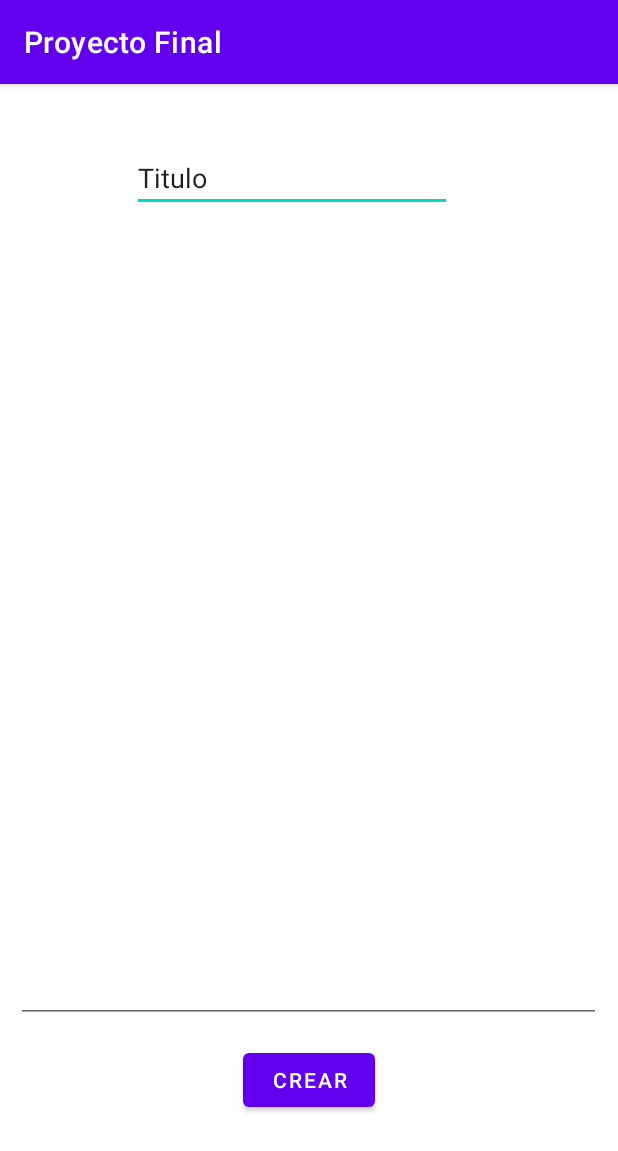
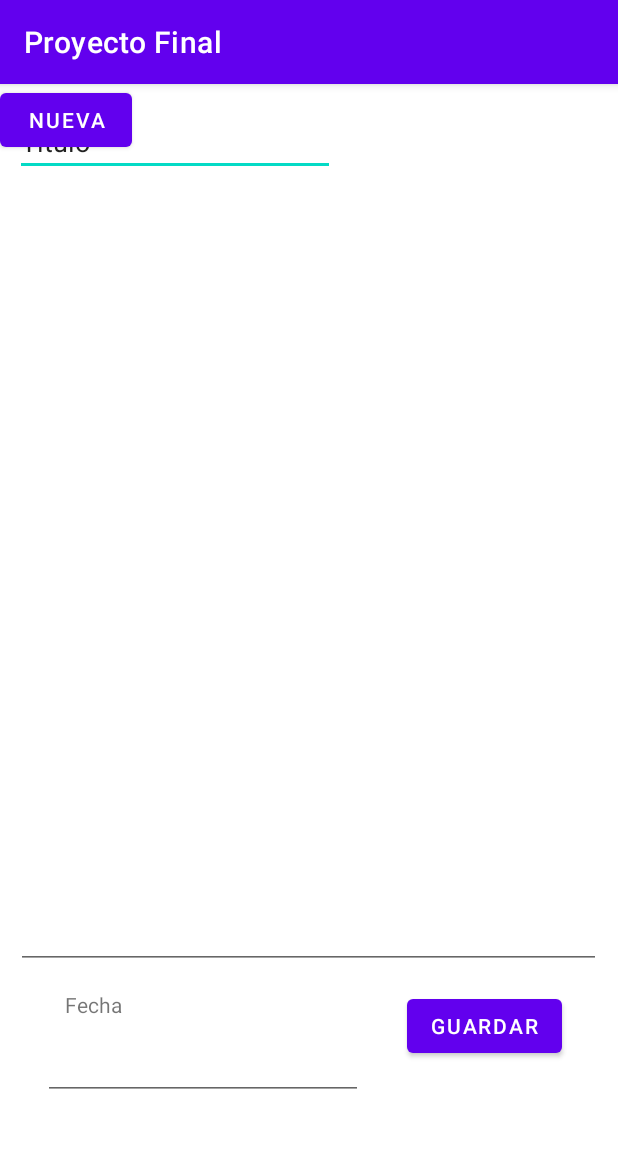
Before and after one commit to Kill3rDev/Proyecto_Final, an Android app: the agregarnota screen opened directly, with no data from a screen before it, on a phone screen of 412 x 824 dp. Shown: the top 1151 px of the screen. Run offline under Robolectric (Android 15) with nearby library versions, the phone set to English and light mode, and no system bars.

Commit message:
Agregando elementos a la interfaz de CrearNota

```diff
--- a/app/src/main/java/com/example/proyectofinal/MainActivity.java
+++ b/app/src/main/java/com/example/proyectofinal/MainActivity.java
@@ -11,11 +11,12 @@ import android.widget.Toast;
 
 public class MainActivity extends AppCompatActivity {
 
+    //Cambiando el nombre de las variableas para indetificarlas mejor
     Button btnIniciarSesion;
     Button btnRegistro;
 
-    // EditText a1; SOSPECHA DE ERRROR DE CIERRE
-    // EditText a2; SOSPECHA DE ERRROR DE CIERRE
+    EditText a1;
+    EditText a2;
 
     @Override
     protected void onCreate(Bundle savedInstanceState) {
@@ -24,19 +25,19 @@ public class MainActivity extends AppCompatActivity {
 
         btnIniciarSesion=findViewById(R.id.btnIniciarSesion);
         btnRegistro=findViewById(R.id.btnRegistro);
-        //a1=findViewById(R.id.editTextTextEmailAddress); SOSPECHA DE ERRROR DE CIERRE
-       // a2=findViewById(R.id.editTextTextPassword); SOSPECHA DE ERRROR DE CIERRE
+        a1=findViewById(R.id.editTextTextEmailAddress);
+        a2=findViewById(R.id.editTextTextPassword);
 
 
-       btnIniciarSesion.setOnClickListener(view -> {
-            //if (a1.getText().toString().length()==0){ SOSPECHA DE ERRROR DE CIERRE
+       //btnIniciarSesion.setOnClickListener(view -> {
+            //if (a1.getText().toString().length()==0){
                Toast toast = Toast.makeText(getBaseContext(), "Bienvenido: ",Toast.LENGTH_SHORT);
-               toast.show();
-            //}else{ SOSPECHA DE ERRROR DE CIERRE
-                Intent b = new Intent(MainActivity.this,ActivityMenu.class);
-                startActivity(b);
+               // toast.show();
+            //}else{
+                //Intent b = new Intent(MainActivity.this,ActivityMenu.class);
+                //startActivity(b);
             //}
-       });
+      //  });
 
         btnIniciarSesion.setOnClickListener(new View.OnClickListener() {
             @Override
--- a/app/src/main/res/layout/activity_agregarnota.xml
+++ b/app/src/main/res/layout/activity_agregarnota.xml
@@ -10,12 +10,12 @@
         android:id="@+id/editTextTextPersonName4"
         android:layout_width="wrap_content"
         android:layout_height="wrap_content"
-        android:layout_marginTop="40dp"
+        android:layout_marginTop="16dp"
         android:ems="10"
         android:inputType="textPersonName"
         android:text="Titulo"
         app:layout_constraintEnd_toEndOf="parent"
-        app:layout_constraintHorizontal_bias="0.442"
+        app:layout_constraintHorizontal_bias="0.049"
         app:layout_constraintStart_toStartOf="parent"
         app:layout_constraintTop_toTopOf="parent" />
 
@@ -23,7 +23,7 @@
         android:id="@+id/txtNota"
         android:layout_width="390dp"
         android:layout_height="526dp"
-        android:layout_marginTop="100dp"
+        android:layout_marginTop="64dp"
         android:ems="10"
         android:gravity="start|top"
         android:inputType="textMultiLine"
@@ -36,9 +36,41 @@
         android:id="@+id/btnAgregar"
         android:layout_width="wrap_content"
         android:layout_height="wrap_content"
-        android:layout_marginTop="640dp"
-        android:text="Crear"
+        android:layout_marginTop="604dp"
+        android:text="Guardar"
         app:layout_constraintEnd_toEndOf="parent"
+        app:layout_constraintHorizontal_bias="0.879"
         app:layout_constraintStart_toStartOf="parent"
         app:layout_constraintTop_toTopOf="parent" />
+
+    <EditText
+        android:id="@+id/editTextDate"
+        android:layout_width="wrap_content"
+        android:layout_height="wrap_content"
+        android:layout_marginTop="632dp"
+        android:ems="10"
+        android:inputType="date"
+        app:layout_constraintEnd_toEndOf="parent"
+        app:layout_constraintHorizontal_bias="0.144"
+        app:layout_constraintStart_toStartOf="parent"
+        app:layout_constraintTop_toTopOf="parent" />
+
+    <TextView
+        android:id="@+id/textView8"
+        android:layout_width="wrap_content"
+        android:layout_height="wrap_content"
+        android:layout_marginTop="604dp"
+        android:text="Fecha"
+        app:layout_constraintEnd_toEndOf="parent"
+        app:layout_constraintHorizontal_bias="0.115"
+        app:layout_constraintStart_toStartOf="parent"
+        app:layout_constraintTop_toTopOf="parent" />
+
+    <Button
+        android:id="@+id/button"
+        android:layout_width="wrap_content"
+        android:layout_height="wrap_content"
+        android:text="Nueva"
+        tools:layout_editor_absoluteX="276dp"
+        tools:layout_editor_absoluteY="660dp" />
 </androidx.constraintlayout.widget.ConstraintLayout>
```
